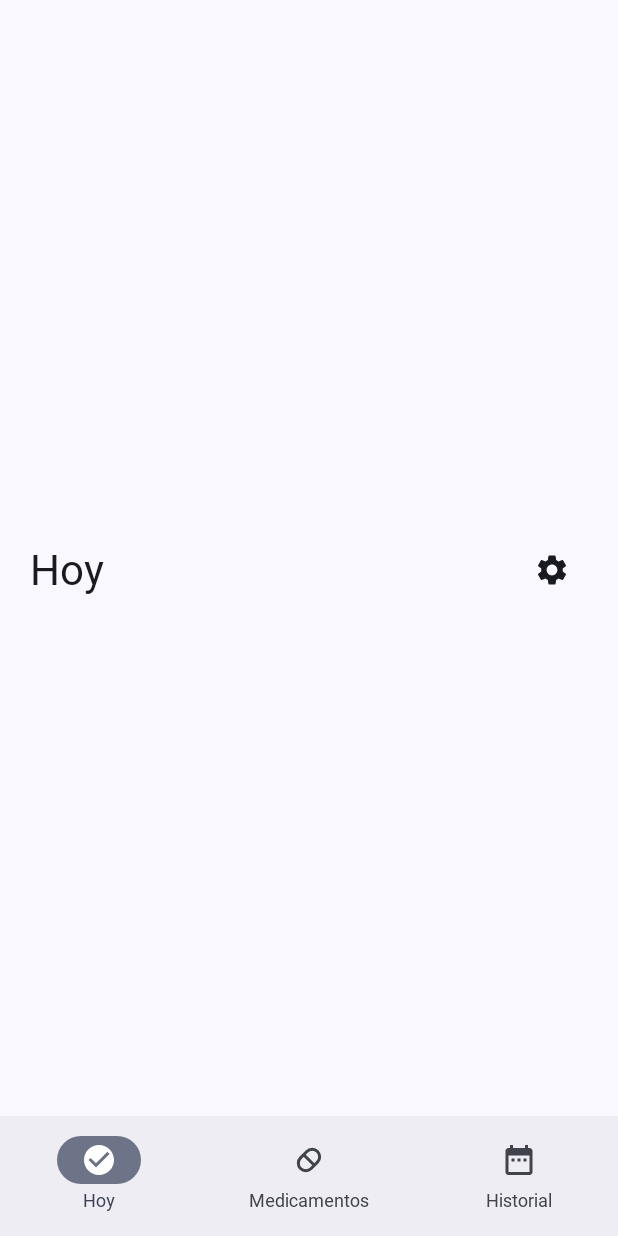
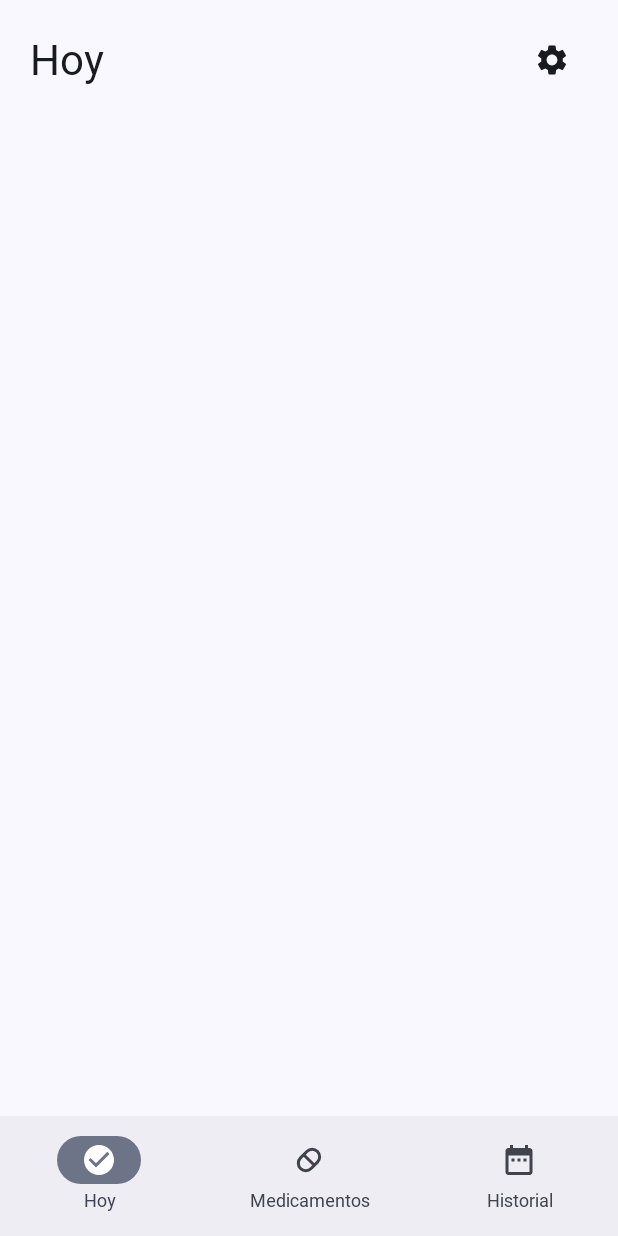
Before and after one commit to TheMrAleX/DayPill, an Android app built with Jetpack Compose: the screen it shows after launch (MainActivity), on a phone screen of 412 x 824 dp. Run offline under Robolectric (Android 15) with nearby library versions, the light colour scheme and no system bars; our stand-ins replace Room's generated code; Roboto replaces fonts that are not available here.

Commit message:
fix: keep navigation headings at top and center wrapped tab labels

```diff
--- a/app/src/main/java/app/pastillero/ui/nav/PastilleroNavHost.kt
+++ b/app/src/main/java/app/pastillero/ui/nav/PastilleroNavHost.kt
@@ -36,6 +36,7 @@ import androidx.compose.ui.Alignment
 import androidx.compose.ui.res.painterResource
 import androidx.compose.ui.res.stringResource
 import androidx.compose.ui.unit.dp
+import androidx.compose.ui.text.style.TextAlign
 import androidx.navigation.NavGraph.Companion.findStartDestination
 import androidx.navigation.NavType
 import androidx.navigation.compose.NavHost
@@ -96,7 +97,7 @@ fun PastilleroNavHost() {
                                 }
                             },
                             icon = { DestinationIcon(destination, label) },
-                            label = { Text(label, style = MaterialTheme.typography.labelMedium) },
+                            label = { Text(label, style = MaterialTheme.typography.labelMedium, textAlign = TextAlign.Center) },
                             alwaysShowLabel = true,
                         )
                     }
@@ -136,10 +137,12 @@ fun PastilleroNavHost() {
 
 @Composable
 private fun EmptyTopLevelScreen(@StringRes title: Int, action: @Composable () -> Unit = {}) {
-    Row(Modifier.fillMaxWidth().padding(horizontal = 20.dp).padding(top = 16.dp).heightIn(min = 48.dp),
-        verticalAlignment = Alignment.CenterVertically) {
-        Text(stringResource(title), modifier = Modifier.weight(1f), style = MaterialTheme.typography.headlineMedium)
-        action()
+    Box(Modifier.fillMaxSize(), contentAlignment = Alignment.TopStart) {
+        Row(Modifier.fillMaxWidth().padding(horizontal = 20.dp).padding(top = 16.dp).heightIn(min = 48.dp),
+            verticalAlignment = Alignment.CenterVertically) {
+            Text(stringResource(title), modifier = Modifier.weight(1f), style = MaterialTheme.typography.headlineMedium)
+            action()
+        }
     }
 }
 
```
Also changed, not shown: 2 other files.
